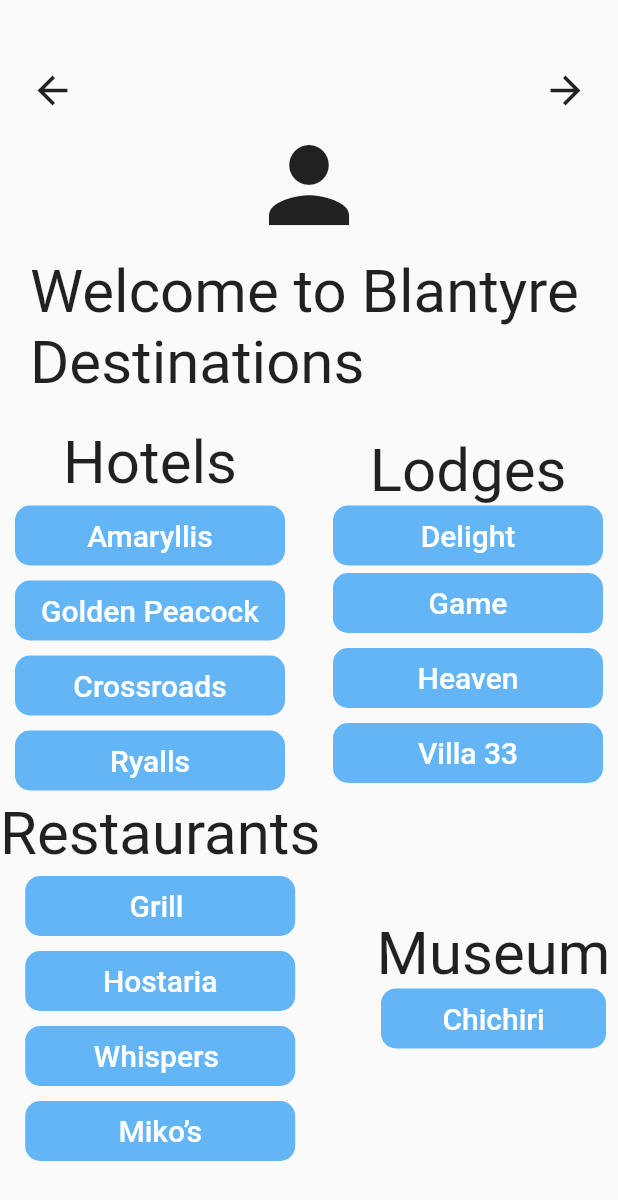
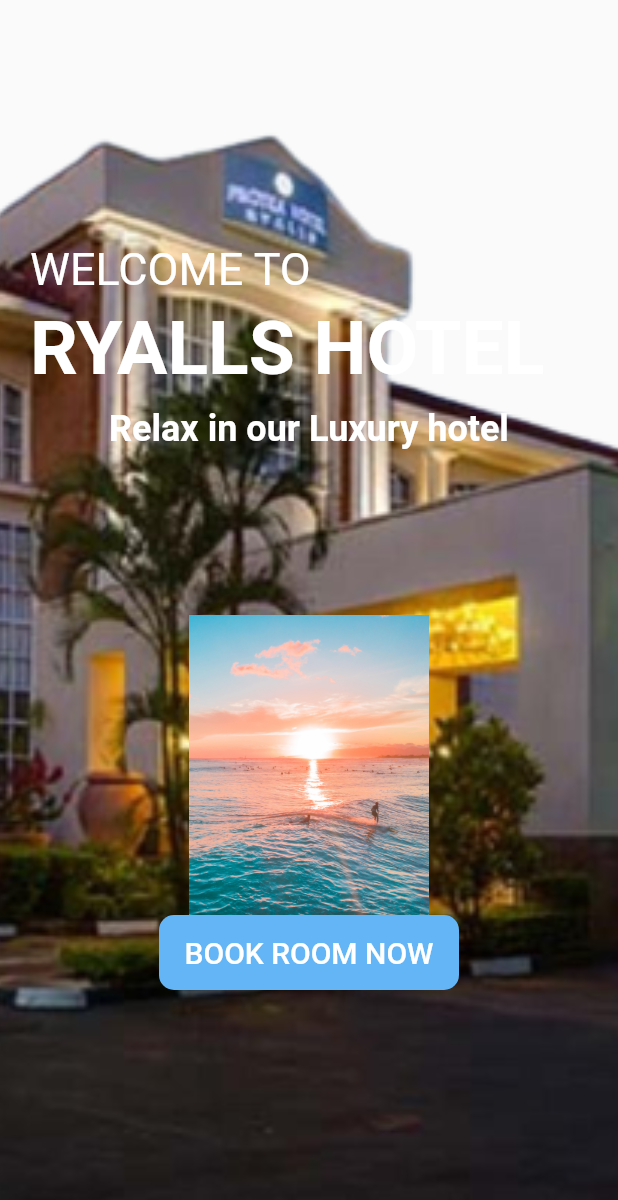
Before and after one commit to shadkasera/leisure_app, a Flutter app: the Blantyre screen opened directly, after a tap on "Amaryllis", on a phone screen of 412 x 824 dp. Shown: the top 1200 px of the screen. Run offline on Flutter 3.47's test engine with Material 2 defaults, Android fonts, the light colour scheme and no system bars.

Commit message:
updated files

```diff
--- a/lib/pages/blantyre.dart
+++ b/lib/pages/blantyre.dart
@@ -1,4 +1,5 @@
 import 'package:flutter/material.dart';
+import 'package:leisure_app/pages/ryals.dart';
 
 class Blantyre extends StatelessWidget {
   const Blantyre({Key? key});
@@ -69,6 +70,12 @@ class Blantyre extends StatelessWidget {
                         child: TextButton(
                           onPressed: () {
                             // Button pressed callback
+                             Navigator.push(
+                            context,
+                            MaterialPageRoute(
+                              builder: (context) => const Ryals(),
+                            ),
+                          );
                           },
                           child: const Text(
                             'Amaryllis',
--- a/lib/pages/lilongwe.dart
+++ b/lib/pages/lilongwe.dart
@@ -25,7 +25,7 @@ class Lilongwe extends StatelessWidget {
                         ),
                       );
                     },
-                    child: Icon(
+                    child: const Icon(
                       Icons.arrow_back,
                       size: 30,
                     ),
@@ -38,7 +38,7 @@ class Lilongwe extends StatelessWidget {
                       //   ),
                       // );
                   },
-                    child: Icon(
+                    child: const Icon(
                       Icons.arrow_forward,
                       size: 30,
                     ),
--- /dev/null
+++ b/lib/pages/ryals.dart
@@ -0,0 +1,104 @@
+import 'package:flutter/material.dart';
+import 'package:leisure_app/pages/create.dart';
+import 'package:leisure_app/pages/homepage.dart';
+import 'package:leisure_app/pages/reservetionform.dart';
+
+class Ryals extends StatelessWidget {
+  const Ryals({Key? key});
+
+  @override
+  Widget build(BuildContext context) {
+    return Scaffold(
+      body: Stack(
+        children: [
+          Container(
+            decoration: const BoxDecoration(
+              image: DecorationImage(
+                image: AssetImage(
+                  'assets/images/ryalls-removebg-preview.png',
+                ),
+                fit: BoxFit.cover,
+              ),
+            ),
+          ),
+          Center(
+            child: Padding(
+              padding: const EdgeInsets.all(20.0),
+              child: Column(
+                mainAxisAlignment: MainAxisAlignment.center,
+                children: [
+                  RichText(
+                    text: const TextSpan(
+                      style: TextStyle(fontSize: 30),
+                      children: [
+                        TextSpan(
+                          text: 'WELCOME TO ',
+                          style: TextStyle(color: Colors.white),
+                        ),
+                        TextSpan(
+                          text: ' RYALLS HOTEL ',
+                          style: TextStyle(color: Colors.white, fontSize: 50,fontWeight: FontWeight.bold),
+                        ),
+                      ],
+                    ),
+                  ),
+                  const Padding(
+                    padding: EdgeInsets.all(10.0),
+                    child: Text(
+                      'Relax in our Luxury hotel',
+                      style: TextStyle(
+                          fontSize: 24,
+                          color: Colors.white,
+                          fontWeight: FontWeight.bold),
+                    ),
+                  ),
+                  // const SizedBox(height: 300), //height
+                  //icon
+
+                  //text fiel
+
+                  const SizedBox(
+                    height: 100,
+                  ),
+                  //text fiel
+                  Image.asset('assets/images/frontimage.jpg',height: 200,),
+                  //text fiel
+                  //text fiel
+                  //text fiel
+                  Container(
+                    width: 200,
+                    height: 50,
+                    decoration: BoxDecoration(
+                      color: Colors.blue[300],
+                      borderRadius: BorderRadius.circular(10),
+                    ),
+                    child: TextButton(
+                      onPressed: () {
+                        Navigator.push(
+                          context,
+                          MaterialPageRoute(
+                            builder: (context) => const Reservation(),
+                          ),
+                        );
+                      },
+                      child: const Text(
+                        'BOOK ROOM NOW',
+                        style: TextStyle(
+                          fontSize: 20,
+                          color: Colors.white,
+                        ),
+                      ),
+                    ),
+                  ),
+                  const SizedBox(
+                    height: 20,
+                  ),
+                ],
+              ),
+            ),
+          ),
+        ],
+      ),
+    );
+  }
+}
```
Also changed, not shown: lib/pages/homepage.dart (+9 -5 lines), lib/pages/reservetionform.dart (added, +225 -0 lines), assets/images/frontimage.jpg (added), assets/images/reservation.dart (added), assets/images/ryalls-removebg-preview.png (added), 1 other file.
